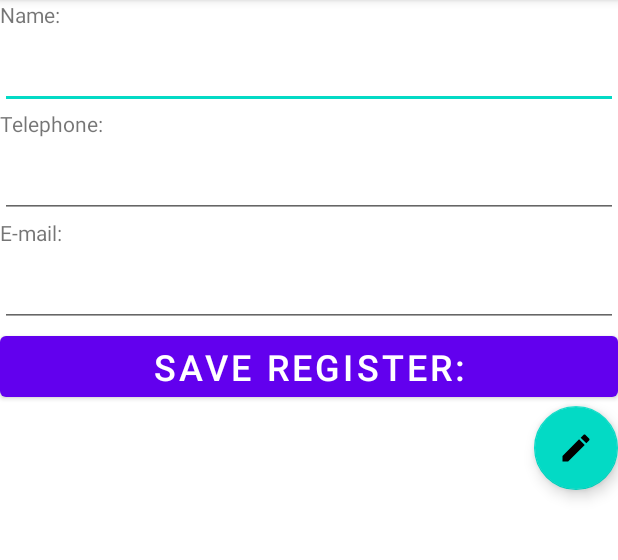
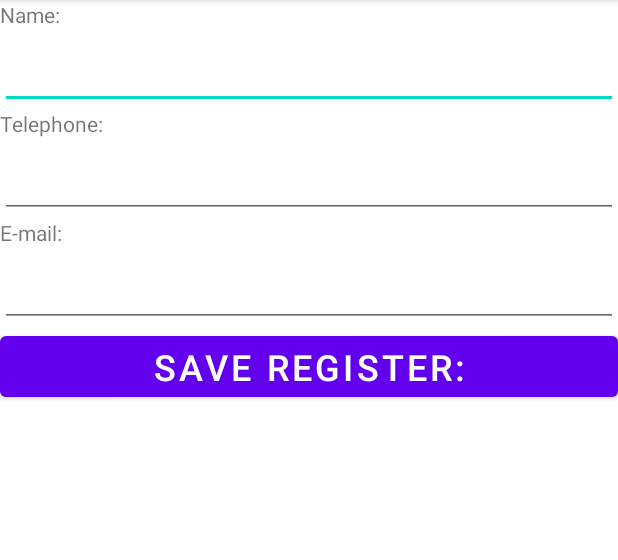
Before and after one commit to BlackMooth/AgendaApp, an Android app: the EditActivity screen opened directly, with no data from a screen before it, on a phone screen of 412 x 824 dp, the part 84-644 px from its top. Run offline under Robolectric (Android 15) with nearby library versions, the phone set to English and light mode, and no system bars.

Commit message:
Adding delete contact function

```diff
--- a/app/src/main/java/com/example/agendaapp/EditActivity.java
+++ b/app/src/main/java/com/example/agendaapp/EditActivity.java
@@ -35,6 +35,12 @@ public class EditActivity extends AppCompatActivity {
         txtEmail = findViewById(R.id.txtEmail);
         btnSave = findViewById(R.id.btnSave);
         fabEdit = findViewById(R.id.fabEdit);
+
+        // Disable the visibility of this buttons
+        FloatingActionButton fabEdit = findViewById(R.id.fabEdit);
+        FloatingActionButton fabDelete = findViewById(R.id.fabDelete);
+        fabEdit.setVisibility(View.INVISIBLE);
+        fabDelete.setVisibility(View.INVISIBLE);
 
         if (savedInstanceState == null) {
             Bundle extras = getIntent().getExtras();
--- /dev/null
+++ b/app/src/main/res/drawable/ic_delete.xml
@@ -0,0 +1,10 @@
+<vector xmlns:android="http://schemas.android.com/apk/res/android"
+    android:width="24dp"
+    android:height="24dp"
+    android:viewportWidth="24"
+    android:viewportHeight="24"
+    android:tint="?attr/colorControlNormal">
+  <path
+      android:fillColor="@android:color/white"
+      android:pathData="M6,19c0,1.1 0.9,2 2,2h8c1.1,0 2,-0.9 2,-2V7H6v12zM19,4h-3.5l-1,-1h-5l-1,1H5v2h14V4z"/>
+</vector>
--- a/app/src/main/res/layout/activity_view.xml
+++ b/app/src/main/res/layout/activity_view.xml
@@ -67,4 +67,12 @@
         android:clickable="true"
         app:srcCompat="@drawable/ic_edit" />
 
+    <com.google.android.material.floatingactionbutton.FloatingActionButton
+        android:id="@+id/fabDelete"
+        android:layout_width="match_parent"
+        android:layout_height="wrap_content"
+        android:layout_gravity="bottom|end"
+        android:clickable="true"
+        app:srcCompat="@drawable/ic_delete" />
+
 </LinearLayout>
```
Also changed, not shown: app/src/main/java/com/example/agendaapp/ViewActivity.java (+33 -0 lines), app/src/main/java/com/example/agendaapp/db/DbContacts.java (+18 -0 lines).
